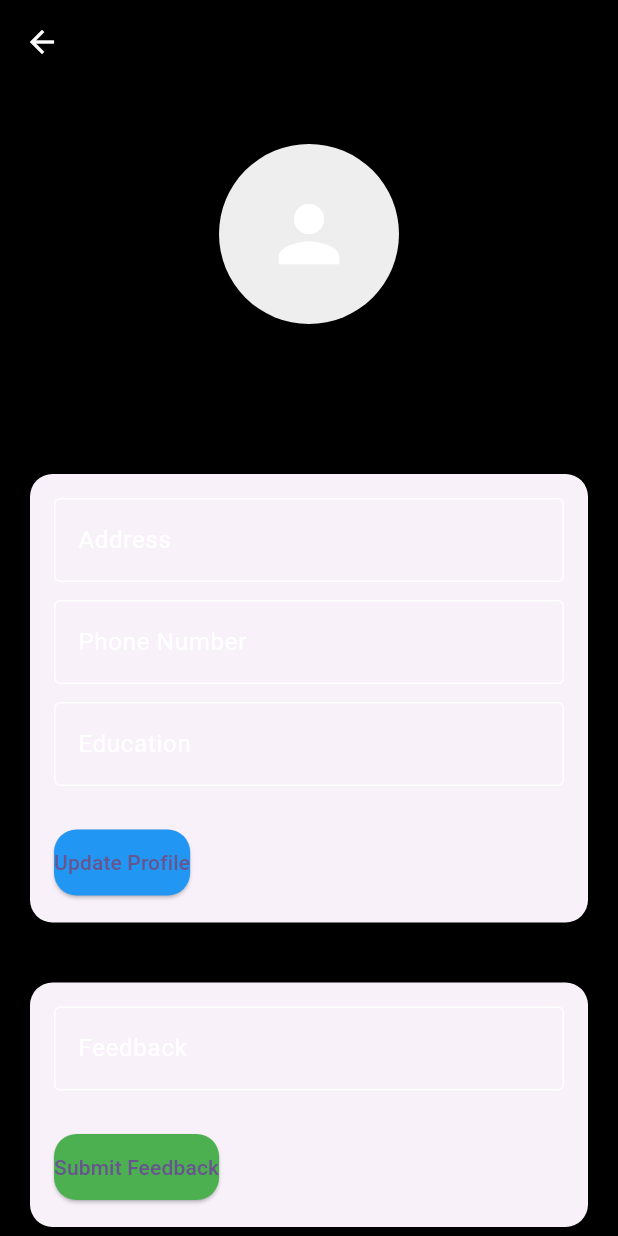
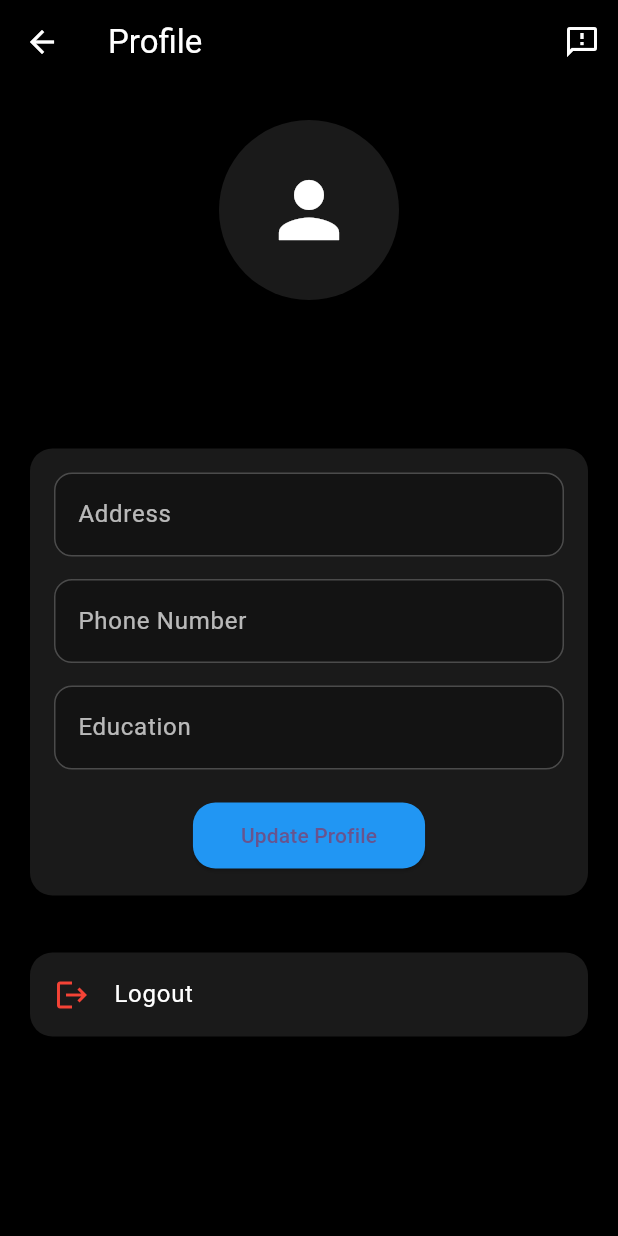
Before and after one commit to muhammedshahbasheer/wellness, a Flutter app: the UserProfileScreen screen opened directly, on a phone screen of 412 x 824 dp. Run offline on Flutter 3.47's test engine with Material 3 defaults, Android fonts, the phone set to English and light mode, and no system bars; our stand-ins replace cloud_firestore, file_picker, firebase_auth, firebase_core, fl_chart, image_picker and 3 more; accounts and stored records are empty; network calls fail.

```diff
--- a/lib/user/homepage.dart
+++ b/lib/user/homepage.dart
@@ -64,7 +64,7 @@ class _HomePageState extends State<HomePage> {
         ),
         onPressed: () {
           Navigator.push(context,
-          MaterialPageRoute(builder : (context) => DietChatBotScreen()));
+          MaterialPageRoute(builder : (context) => ChatScreen()));
         },
       ),
       appBar: AppBar(
--- a/lib/user/profilemanagment.dart
+++ b/lib/user/profilemanagment.dart
@@ -20,13 +20,12 @@ class _UserProfileScreenState extends State<UserProfileScreen> {
   String address = '';
   String phoneNumber = '';
   String education = '';
-  String feedbackMessage = '';
   bool isLoading = true;
 
-  final TextEditingController _feedbackController = TextEditingController();
   final TextEditingController _addressController = TextEditingController();
   final TextEditingController _phoneNumberController = TextEditingController();
   final TextEditingController _educationController = TextEditingController();
+  final TextEditingController _feedbackController = TextEditingController();
 
   @override
   void initState() {
@@ -51,16 +50,14 @@ class _UserProfileScreenState extends State<UserProfileScreen> {
             education = userDoc.get('education') ?? '';
             isLoading = false;
           });
-        } else {
-          setState(() {
-            isLoading = false;
-          });
+
+          _addressController.text = address;
+          _phoneNumberController.text = phoneNumber;
+          _educationController.text = education;
         }
       }
     } catch (e) {
-      setState(() {
-        isLoading = false;
-      });
+      setState(() => isLoading = false);
     }
   }
 
@@ -68,18 +65,19 @@ class _UserProfileScreenState extends State<UserProfileScreen> {
     if (user != null) {
       try {
         await _firestore.collection('users').doc(user!.uid).update({
-          'address': address,
-          'phoneNumber': phoneNumber,
-          'education': education,
+          'address': _addressController.text.trim(),
+          'phoneNumber': _phoneNumberController.text.trim(),
+          'education': _educationController.text.trim(),
         });
-        ScaffoldMessenger.of(context).showSnackBar(const SnackBar(content: Text('Profile updated successfully')));
+        ScaffoldMessenger.of(context)
+            .showSnackBar(const SnackBar(content: Text('Profile updated successfully')));
       } catch (e) {
         print('Error updating user data: $e');
       }
     }
   }
 
-  Future<void> _submitFeedback() async {
+  Future<void> _submitFeedback(String feedbackMessage) async {
     if (user != null && feedbackMessage.isNotEmpty) {
       try {
         await _firestore.collection('feedback').add({
@@ -87,34 +85,96 @@ class _UserProfileScreenState extends State<UserProfileScreen> {
           'feedback': feedbackMessage,
           'timestamp': FieldValue.serverTimestamp(),
         });
+        Navigator.pop(context);
         _feedbackController.clear();
-        setState(() {
-          feedbackMessage = '';
-        });
-        ScaffoldMessenger.of(context).showSnackBar(const SnackBar(content: Text('Feedback submitted successfully')));
+        ScaffoldMessenger.of(context)
+            .showSnackBar(const SnackBar(content: Text('Feedback submitted successfully')));
       } catch (e) {
         print('Error submitting feedback: $e');
       }
     }
   }
 
+  void _openFeedbackModal() {
+    showModalBottomSheet(
+      context: context,
+      backgroundColor: Colors.black87,
+      shape: const RoundedRectangleBorder(
+        borderRadius: BorderRadius.vertical(top: Radius.circular(20)),
+      ),
+      builder: (context) {
+        return Padding(
+          padding: const EdgeInsets.fromLTRB(20, 20, 20, 40),
+          child: Column(
+            mainAxisSize: MainAxisSize.min,
+            children: [
+              const Text(
+                "Submit Feedback",
+                style: TextStyle(color: Colors.white, fontSize: 18, fontWeight: FontWeight.bold),
+              ),
+              const SizedBox(height: 15),
+              TextField(
+                controller: _feedbackController,
+                maxLines: 4,
+                style: const TextStyle(color: Colors.white),
+                decoration: InputDecoration(
+                  hintText: "Type your feedback...",
+                  hintStyle: const TextStyle(color: Colors.grey),
+                  filled: true,
+                  fillColor: Colors.black26,
+                  border: OutlineInputBorder(borderRadius: BorderRadius.circular(12)),
+                  enabledBorder: OutlineInputBorder(
+                    borderSide: const BorderSide(color: Colors.white),
+                    borderRadius: BorderRadius.circular(12),
+                  ),
+                  focusedBorder: OutlineInputBorder(
+                    borderSide: const BorderSide(color: Colors.white),
+                    borderRadius: BorderRadius.circular(12),
+                  ),
+                ),
+              ),
+              const SizedBox(height: 15),
+              ElevatedButton(
+                onPressed: () => _submitFeedback(_feedbackController.text),
+                child: const Text("Submit"),
+                style: ElevatedButton.styleFrom(
+                  backgroundColor: Colors.green,
+                  shape: RoundedRectangleBorder(borderRadius: BorderRadius.circular(10)),
+                ),
+              ),
+            ],
+          ),
+        );
+      },
+    );
+  }
+
   @override
   Widget build(BuildContext context) {
     return Scaffold(
-      appBar: AppBar(backgroundColor: Colors.black, foregroundColor: Colors.white),
       backgroundColor: Colors.black,
+      appBar: AppBar(
+        backgroundColor: Colors.black,
+        foregroundColor: Colors.white,
+        title: const Text("Profile"),
+        actions: [
+          IconButton(
+            icon: const Icon(Icons.feedback_outlined),
+            onPressed: _openFeedbackModal,
+            tooltip: "Submit Feedback",
+          )
+        ],
+      ),
       body: isLoading
           ? const Center(child: CircularProgressIndicator())
           : SingleChildScrollView(
+              padding: const EdgeInsets.symmetric(horizontal: 16, vertical: 24),
               child: Column(
                 children: [
-                  const SizedBox(height: 40),
                   _buildProfileHeader(),
-                  const SizedBox(height: 20),
+                  const SizedBox(height: 25),
                   _buildProfileForm(),
-                  const SizedBox(height: 20),
-                  _buildFeedbackForm(),
-                  const SizedBox(height: 20),
+                  const SizedBox(height: 30),
                   _buildActionTile(Icons.logout, "Logout", () async {
                     await _auth.signOut();
                     Navigator.pop(context);
@@ -130,7 +190,7 @@ class _UserProfileScreenState extends State<UserProfileScreen> {
       children: [
         CircleAvatar(
           radius: 60,
-          backgroundColor: Colors.grey[200],
+          backgroundColor: Colors.white10,
           backgroundImage: profileImageUrl.isNotEmpty
               ? NetworkImage(profileImageUrl)
               : null,
@@ -141,18 +201,11 @@ class _UserProfileScreenState extends State<UserProfileScreen> {
         const SizedBox(height: 15),
         Text(
           name,
-          style: const TextStyle(
-            color: Colors.white,
-            fontSize: 24,
-            fontWeight: FontWeight.bold,
-          ),
+          style: const TextStyle(color: Colors.white, fontSize: 24, fontWeight: FontWeight.bold),
         ),
         Text(
           email,
-          style: const TextStyle(
-            color: Colors.grey,
-            fontSize: 14,
-          ),
+          style: const TextStyle(color: Colors.grey, fontSize: 14),
         ),
       ],
     );
@@ -160,51 +213,25 @@ class _UserProfileScreenState extends State<UserProfileScreen> {
 
   Widget _buildProfileForm() {
     return Card(
-      margin: const EdgeInsets.symmetric(horizontal: 20, vertical: 10),
-      elevation: 3,
+      color: Colors.white10,
       shape: RoundedRectangleBorder(borderRadius: BorderRadius.circular(15)),
       child: Padding(
         padding: const EdgeInsets.all(16.0),
         child: Column(
-          crossAxisAlignment: CrossAxisAlignment.start,
           children: [
-            _buildTextField(
-              label: 'Address',
-              initialValue: address,
-              onChanged: (value) {
-                setState(() {
-                  address = value;
-                });
-              },
-            ),
-            _buildTextField(
-              label: 'Phone Number',
-              initialValue: phoneNumber,
-              onChanged: (value) {
-                setState(() {
-                  phoneNumber = value;
-                });
-              },
-            ),
-            _buildTextField(
-              label: 'Education',
-              initialValue: education,
-              onChanged: (value) {
-                setState(() {
-                  education = value;
-                });
-              },
-            ),
+            _buildTextField(label: "Address", controller: _addressController),
             const SizedBox(height: 15),
+            _buildTextField(label: "Phone Number", controller: _phoneNumberController),
+            const SizedBox(height: 15),
+            _buildTextField(label: "Education", controller: _educationController),
+            const SizedBox(height: 20),
             ElevatedButton(
               onPressed: _updateUserData,
-              child: const Text('Update Profile'),
+              child: const Text("Update Profile"),
               style: ElevatedButton.styleFrom(
                 backgroundColor: Colors.blue,
-                padding: const EdgeInsets.symmetric(vertical: 12),
-                shape: RoundedRectangleBorder(
-                  borderRadius: BorderRadius.circular(15),
-                ),
+                padding: const EdgeInsets.symmetric(vertical: 12, horizontal: 32),
+                shape: RoundedRectangleBorder(borderRadius: BorderRadius.circular(15)),
               ),
             ),
           ],
@@ -213,77 +240,36 @@ class _UserProfileScreenState extends State<UserProfileScreen> {
     );
   }
 
-  Widget _buildFeedbackForm() {
-    return Card(
-      margin: const EdgeInsets.symmetric(horizontal: 20, vertical: 10),
-      elevation: 3,
-      shape: RoundedRectangleBorder(borderRadius: BorderRadius.circular(15)),
-      child: Padding(
-        padding: const EdgeInsets.all(16.0),
-        child: Column(
-          crossAxisAlignment: CrossAxisAlignment.start,
-          children: [
-            _buildTextField(
-              label: 'Feedback',
-              initialValue: feedbackMessage,
-              onChanged: (value) {
-                setState(() {
-                  feedbackMessage = value;
-                });
-              },
-            ),
-            const SizedBox(height: 15),
-            ElevatedButton(
-              onPressed: _submitFeedback,
-              child: const Text('Submit Feedback'),
-              style: ElevatedButton.styleFrom(
-                backgroundColor: Colors.green,
-                padding: const EdgeInsets.symmetric(vertical: 12),
-                shape: RoundedRectangleBorder(
-                  borderRadius: BorderRadius.circular(15),
-                ),
-              ),
-            ),
-          ],
+  Widget _buildTextField({required String label, required TextEditingController controller}) {
+    return TextField(
+      controller: controller,
+      style: const TextStyle(color: Colors.white),
+      decoration: InputDecoration(
+        labelText: label,
+        labelStyle: const TextStyle(color: Colors.white70),
+        filled: true,
+        fillColor: Colors.black26,
+        border: OutlineInputBorder(borderRadius: BorderRadius.circular(12)),
+        enabledBorder: OutlineInputBorder(
+          borderSide: const BorderSide(color: Colors.white24),
+          borderRadius: BorderRadius.circular(12),
+        ),
+        focusedBorder: OutlineInputBorder(
+          borderSide: const BorderSide(color: Colors.white),
+          borderRadius: BorderRadius.circular(12),
         ),
       ),
     );
   }
 
-  Widget _buildTextField({
-    required String label,
-    required String initialValue,
-    required Function(String) onChanged,
-  }) {
-    return Padding(
-      padding: const EdgeInsets.only(bottom: 12.0),
-      child: TextField(
-        controller: TextEditingController(text: initialValue),
-        onChanged: onChanged,
-        style: const TextStyle(color: Colors.white),
-        decoration: InputDecoration(
-          labelText: label,
-          labelStyle: const TextStyle(color: Colors.white),
-          border: const OutlineInputBorder(),
-          enabledBorder: const OutlineInputBorder(
-            borderSide: BorderSide(color: Colors.white),
-          ),
-          focusedBorder: const OutlineInputBorder(
-            borderSide: BorderSide(color: Colors.blue),
-          ),
-        ),
-      ),
-    );
-  }
-
-  Widget _buildActionTile(IconData icon, String title, VoidCallback onTap, {Color iconColor = Colors.black}) {
+  Widget _buildActionTile(IconData icon, String title, VoidCallback onTap,
+      {Color iconColor = Colors.white}) {
     return Card(
-      margin: const EdgeInsets.symmetric(horizontal: 20, vertical: 10),
-      elevation: 3,
+      color: Colors.white10,
       shape: RoundedRectangleBorder(borderRadius: BorderRadius.circular(15)),
       child: ListTile(
         leading: Icon(icon, color: iconColor),
-        title: Text(title, style: const TextStyle(color: Colors.black, fontWeight: FontWeight.bold)),
+        title: Text(title, style: const TextStyle(color: Colors.white)),
         onTap: onTap,
       ),
     );
--- a/pubspec.yaml
+++ b/pubspec.yaml
@@ -46,6 +46,7 @@ dependencies:
   flutter_login: ^5.0.0
   fl_chart: ^0.70.2
   syncfusion_flutter_gauges: ^28.2.11
+  flutter_dotenv: ^5.2.1
 
 dev_dependencies:
   flutter_test:
```
Also changed, not shown: lib/admin/trainerdetails.dart (+43 -42 lines), lib/user/chatbot.dart (+85 -49 lines), pubspec.lock.
